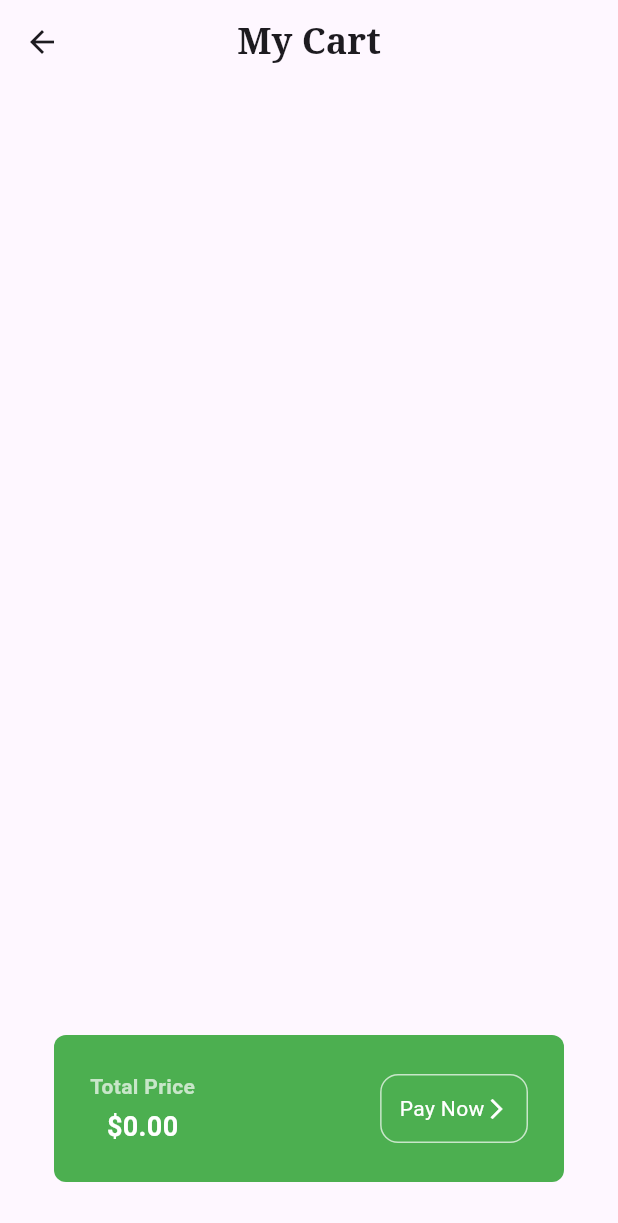
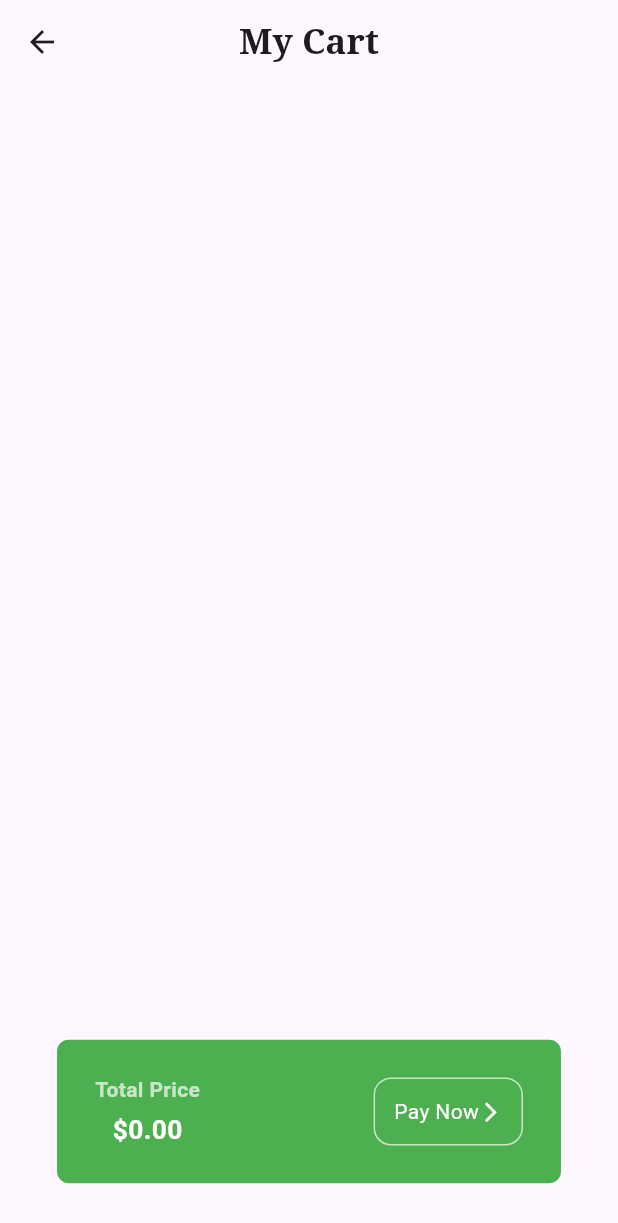
Before and after one commit to Yellowweii/Flutter-Learning, a Flutter app: the screen it shows after launch, after a tap on "Get Started", after a tap on the "shopping cart" icon, on a phone screen of 412 x 824 dp. Shown: the top 1223 px of the screen. Run offline on Flutter 3.47's test engine with Material 3 defaults, Android fonts, the phone set to English and light mode, and no system bars; our stand-ins replace flutter_screenutil, flutter_slidable, flutter_spinkit, google_fonts, hive, hive_flutter; accounts and stored records are empty.

Commit message:
make the project responsive (#16)
* finish the world_time demo

* finish some function of the project

* little change

* finish the world_time project

* init the project

* finish some functions of the project

* finish the project

* refresh the branch

* init the project

* little change

* finish the todoApp

* init the project

* finish some functions of the project

* finish the whole app

* make the project responsive

```diff
--- /dev/null
+++ b/Ecommerce_app/devtools_options.yaml
@@ -0,0 +1 @@
+extensions:
--- a/Ecommerce_app/lib/components/grocery_item_tile.dart
+++ b/Ecommerce_app/lib/components/grocery_item_tile.dart
@@ -1,4 +1,5 @@
 import 'package:flutter/material.dart';
+import 'package:flutter_screenutil/flutter_screenutil.dart';
 
 class GroceryItemTile extends StatelessWidget {
   final String itemName;
@@ -18,18 +19,18 @@ class GroceryItemTile extends StatelessWidget {
   @override
   Widget build(BuildContext context) {
     return Padding(
-      padding: const EdgeInsets.all(12.0),
+      padding: EdgeInsets.symmetric(horizontal: 12.w, vertical: 12.h),
       child: Container(
         decoration: BoxDecoration(
           color: color[100],
-          borderRadius: BorderRadius.circular(12),
+          borderRadius: BorderRadius.circular(12.r),
         ),
         child:
             Column(mainAxisAlignment: MainAxisAlignment.spaceEvenly, children: [
           // image
           Image.asset(
             imagePath,
-            height: 64,
+            height: 64.h,
           ),
           // item name
           Text(itemName),
--- a/Ecommerce_app/lib/main.dart
+++ b/Ecommerce_app/lib/main.dart
@@ -2,18 +2,26 @@ import 'package:ecommerce_app/pages/cart_page.dart';
 import 'package:ecommerce_app/pages/home_page.dart';
 import 'package:ecommerce_app/pages/intro_page.dart';
 import 'package:flutter/material.dart';
+import 'package:flutter_screenutil/flutter_screenutil.dart';
 import 'model/cart_model.dart';
 import 'package:provider/provider.dart';
 
 void main() {
   runApp(ChangeNotifierProvider(
     create: (context) => CartModel(),
-      child: MaterialApp(
+    child: ScreenUtilInit(
+        designSize: Size(390, 844),
+        minTextAdapt: true,
+        splitScreenMode: true,
+        builder: (context, child) {
+          return MaterialApp(
               debugShowCheckedModeBanner: false,
               home: IntroPage(),
               routes: {
                 '/intro': (context) => IntroPage(),
                 '/home': (context) => HomePage(),
                 '/cart': (context) => CartPage(),
-          })));
+              });
+        }),
+  ));
 }
--- a/Ecommerce_app/lib/pages/cart_page.dart
+++ b/Ecommerce_app/lib/pages/cart_page.dart
@@ -1,4 +1,5 @@
 import 'package:flutter/material.dart';
+import 'package:flutter_screenutil/flutter_screenutil.dart';
 import 'package:google_fonts/google_fonts.dart';
 import 'package:provider/provider.dart';
 
@@ -14,7 +15,7 @@ class CartPage extends StatelessWidget {
           title: Text(
             "My Cart",
             style: GoogleFonts.notoSerif(
-              fontSize: 24.0,
+              fontSize: 24.sp,
               fontWeight: FontWeight.bold,
             ),
           ),
@@ -28,19 +29,21 @@ class CartPage extends StatelessWidget {
                 Expanded(
                     child: ListView.builder(
                   itemCount: cart.cartItems.length,
-                  padding: EdgeInsets.all(12),
+                  padding:
+                      EdgeInsets.symmetric(horizontal: 12.w, vertical: 12.h),
                   itemBuilder: (context, index) {
                     return Padding(
-                      padding: const EdgeInsets.all(12.0),
+                      padding: EdgeInsets.symmetric(
+                          horizontal: 12.w, vertical: 12.h),
                       child: Container(
                         decoration: BoxDecoration(
                           color: Colors.grey[200],
-                          borderRadius: BorderRadius.circular(8),
+                          borderRadius: BorderRadius.circular(8.r),
                         ),
                         child: ListTile(
                           leading: Image.asset(
                             cart.cartItems[index][2],
-                            height: 36,
+                            height: 36.h,
                           ),
                           title: Text(cart.cartItems[index][0]),
                           subtitle: Text("\$${cart.cartItems[index][1]}"),
@@ -58,13 +61,15 @@ class CartPage extends StatelessWidget {
 
                 // total price + pay button
                 Padding(
-                  padding: const EdgeInsets.all(36.0),
+                  padding:
+                      EdgeInsets.symmetric(horizontal: 36.w, vertical: 36.h),
                   child: Container(
                     decoration: BoxDecoration(
                       color: Colors.green,
-                      borderRadius: BorderRadius.circular(8),
+                      borderRadius: BorderRadius.circular(8.r),
                     ),
-                    padding: EdgeInsets.all(24),
+                    padding:
+                        EdgeInsets.symmetric(horizontal: 24.w, vertical: 24.h),
                     child: Row(
                       mainAxisAlignment: MainAxisAlignment.spaceBetween,
                       children: [
@@ -77,23 +82,24 @@ class CartPage extends StatelessWidget {
                                 fontWeight: FontWeight.bold,
                               ),
                             ),
-                            SizedBox(height: 4),
+                            SizedBox(height: 4.h),
                             Text(
                               "\$${cart.calculateTotal()}",
                               style: TextStyle(
                                   color: Colors.white,
                                   fontWeight: FontWeight.bold,
-                                  fontSize: 18),
+                                  fontSize: 18.sp),
                             ),
                           ],
                         ),
                         Container(
-                          padding: EdgeInsets.all(12.0),
+                          padding: EdgeInsets.symmetric(
+                              horizontal: 12.w, vertical: 12.h),
                           decoration: BoxDecoration(
                             border: Border.all(
                               color: Colors.green.shade100,
                             ),
-                            borderRadius: BorderRadius.circular(12),
+                            borderRadius: BorderRadius.circular(12.r),
                           ),
                           child: Row(
                             children: [
@@ -105,7 +111,7 @@ class CartPage extends StatelessWidget {
                               ),
                               Icon(
                                 Icons.arrow_forward_ios,
-                                size: 16,
+                                size: 16.sp,
                                 color: Colors.white,
                               )
                             ],
--- a/Ecommerce_app/lib/pages/home_page.dart
+++ b/Ecommerce_app/lib/pages/home_page.dart
@@ -1,5 +1,6 @@
 import 'package:ecommerce_app/model/cart_model.dart';
 import 'package:flutter/material.dart';
+import 'package:flutter_screenutil/flutter_screenutil.dart';
 import 'package:google_fonts/google_fonts.dart';
 import 'package:provider/provider.dart';
 
@@ -14,7 +15,7 @@ class HomePage extends StatelessWidget {
         appBar: AppBar(
           elevation: 0,
           leading: Padding(
-            padding: const EdgeInsets.only(left: 24.0),
+            padding: EdgeInsets.only(left: 24.w),
             child: Icon(
               Icons.location_on,
               color: Colors.grey[700],
@@ -23,19 +24,19 @@ class HomePage extends StatelessWidget {
           title: Text(
             'Sydney, Australia',
             style: TextStyle(
-              fontSize: 16,
+              fontSize: 16.sp,
               color: Colors.grey[700],
             ),
           ),
           centerTitle: false,
           actions: [
             Padding(
-              padding: const EdgeInsets.only(right: 24.0),
+              padding: EdgeInsets.only(right: 24.w),
               child: Container(
-                padding: EdgeInsets.all(16),
+                padding: EdgeInsets.symmetric(horizontal: 16.w, vertical: 16.h),
                 decoration: BoxDecoration(
                   color: Colors.grey[200],
-                  borderRadius: BorderRadius.circular(12),
+                  borderRadius: BorderRadius.circular(12.r),
                 ),
                 child: Icon(
                   Icons.person,
@@ -46,42 +47,44 @@ class HomePage extends StatelessWidget {
           ],
         ),
         body: Column(crossAxisAlignment: CrossAxisAlignment.start, children: [
-          SizedBox(height: 36),
+          SizedBox(
+            height: 24.h,
+          ),
           // good morning
           Padding(
-            padding: const EdgeInsets.symmetric(horizontal: 24.0),
+            padding: EdgeInsets.symmetric(horizontal: 24.w),
             child: Text("Good morning,"),
           ),
 
-          SizedBox(height: 4),
+          SizedBox(height: 4.h),
           // Let's order fresh items for you
           Padding(
-            padding: const EdgeInsets.symmetric(horizontal: 24.0),
+            padding: EdgeInsets.symmetric(horizontal: 24.w),
             child: Text(
               "Let's order fresh items for you",
               style: GoogleFonts.notoSerif(
-                fontSize: 36.0,
+                fontSize: 36.sp,
                 fontWeight: FontWeight.bold,
               ),
             ),
           ),
 
-          SizedBox(height: 24),
+          SizedBox(height: 24.h),
 
           // divider
           Padding(
-            padding: const EdgeInsets.symmetric(horizontal: 24.0),
+            padding: EdgeInsets.symmetric(horizontal: 24.w),
             child: Divider(),
           ),
-          SizedBox(height: 24),
+          SizedBox(height: 24.h),
 
           //fresh items + grid
           Padding(
-            padding: const EdgeInsets.symmetric(horizontal: 24.0),
+            padding: EdgeInsets.symmetric(horizontal: 24.w),
             child: Text(
               "Fresh items",
               style: TextStyle(
-                fontSize: 16.0,
+                fontSize: 16.sp,
               ),
             ),
           ),
@@ -91,9 +94,12 @@ class HomePage extends StatelessWidget {
               builder: (context, cart, child) {
                 return GridView.builder(
                     itemCount: cart.shopItems.length,
-                    padding: EdgeInsets.all(10),
+                    padding:
+                        EdgeInsets.symmetric(horizontal: 10.w, vertical: 10.h),
                     gridDelegate: SliverGridDelegateWithFixedCrossAxisCount(
-                        crossAxisCount: 2, childAspectRatio: 0.8),
+                      crossAxisCount: 2,
+                      childAspectRatio: 0.8,
+                    ),
                     itemBuilder: (context, index) {
                       return GroceryItemTile(
                         itemName: cart.shopItems[index][0],
--- a/Ecommerce_app/lib/pages/intro_page.dart
+++ b/Ecommerce_app/lib/pages/intro_page.dart
@@ -1,4 +1,5 @@
 import 'package:flutter/material.dart';
+import 'package:flutter_screenutil/flutter_screenutil.dart';
 import 'package:google_fonts/google_fonts.dart';
 
 class IntroPage extends StatelessWidget {
@@ -10,16 +11,20 @@ class IntroPage extends StatelessWidget {
         body: Column(children: [
       // logo
       Padding(
-        padding: const EdgeInsets.fromLTRB(80.0, 140.0, 80.0, 40.0),
-        child: Image.asset("assets/avocado.png"),
+        padding: EdgeInsets.fromLTRB(80.w, 120.h, 80.w, 40.h),
+        child: Image.asset(
+          "assets/avocado.png",
+          width: 200.w,
+          height: 200.w,
+        ),
       ),
       //we deliver groceries at your doorstep
       Padding(
-        padding: const EdgeInsets.all(24.0),
+        padding: EdgeInsets.symmetric(horizontal: 24.w, vertical: 24.h),
         child: Text(
           "We deliver groceries at your doorstep",
           style: GoogleFonts.notoSerif(
-            fontSize: 36.0,
+            fontSize: 36.sp,
             fontWeight: FontWeight.bold,
           ),
           textAlign: TextAlign.center,
@@ -27,10 +32,9 @@ class IntroPage extends StatelessWidget {
       ),
 
       SizedBox(
-        height: 24.0,
+        height: 24.h,
       ),
 
-      //fresh items every day
       Text(
         "Fresh items every day",
         style: TextStyle(
@@ -39,7 +43,7 @@ class IntroPage extends StatelessWidget {
       ),
 
       SizedBox(
-        height: 48.0,
+        height: 48.h,
       ),
       // get started button
       GestureDetector(
@@ -49,9 +53,9 @@ class IntroPage extends StatelessWidget {
         child: Container(
           decoration: BoxDecoration(
             color: Colors.deepPurple,
-            borderRadius: BorderRadius.circular(12.0),
+            borderRadius: BorderRadius.circular(12.r),
           ),
-          padding: EdgeInsets.all(24.0),
+          padding: EdgeInsets.symmetric(horizontal: 24.w, vertical: 24.h),
           child: Text(
             "Get Started",
             style: TextStyle(color: Colors.white),
--- a/Ecommerce_app/pubspec.yaml
+++ b/Ecommerce_app/pubspec.yaml
@@ -32,6 +32,7 @@ dependencies:
     sdk: flutter
   google_fonts: ^6.1.0
   provider: ^6.0.1
+  flutter_screenutil: ^5.9.0
 
   # The following adds the Cupertino Icons font to your application.
   # Use with the CupertinoIcons class for iOS style icons.
```
Also changed, not shown: Ecommerce_app/pubspec.lock. Lines whose indentation alone changed are shown as unchanged.
